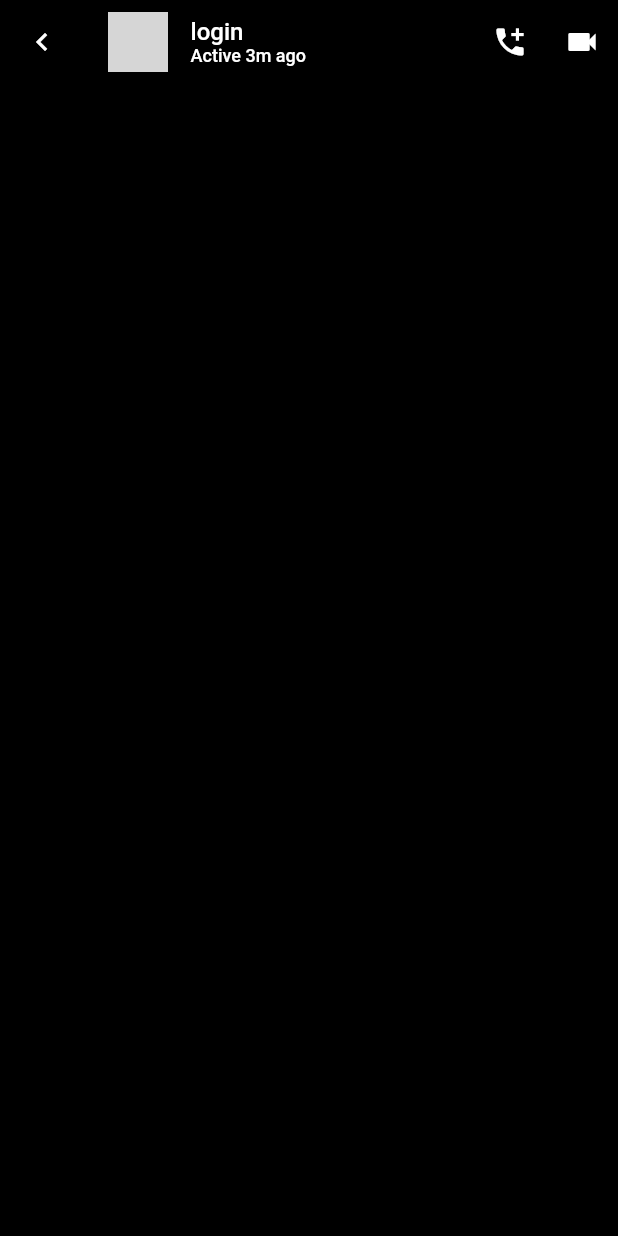
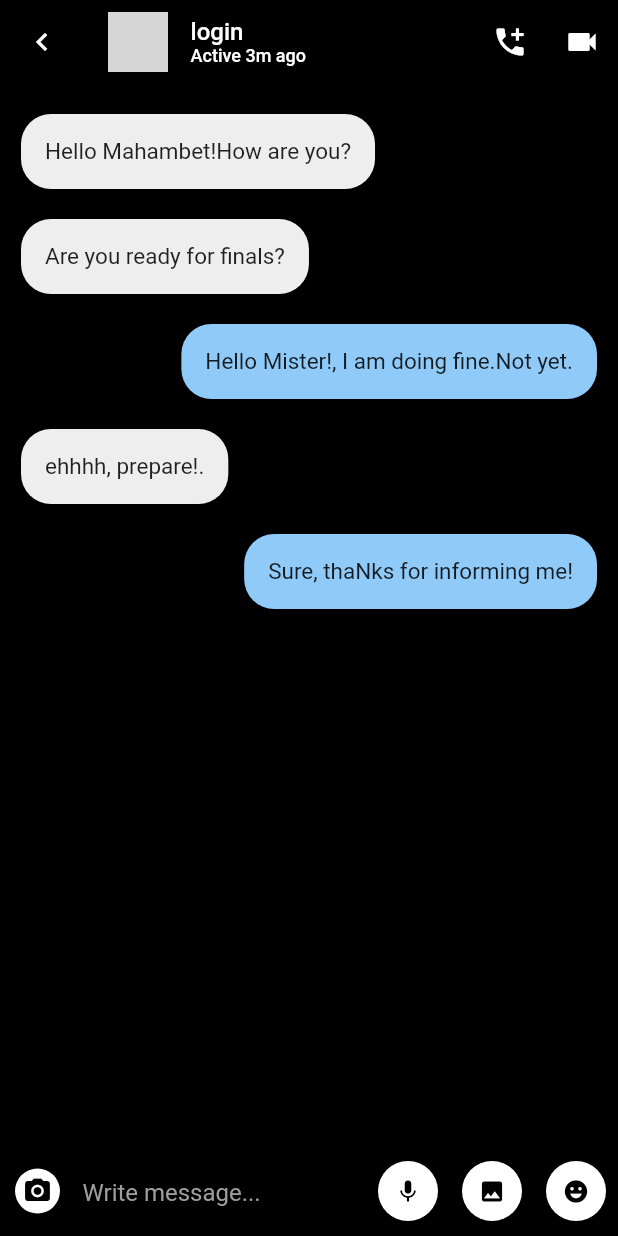
Before and after one commit to sdu-mp-21/InstaProject, a Flutter app: the DialogScreen screen opened directly, on a phone screen of 412 x 824 dp. Run offline on Flutter 3.47's test engine with Material 2 defaults, Android fonts, the light colour scheme and no system bars; our stand-ins replace flutter_spinkit, fluttertoast, image_picker, page_transition, shared_preferences; missing offline and left inert: image_picker_for_web, shared_preferences_web; accounts and stored records are empty; network calls fail; grey boxes are pictures that could not be loaded.

Commit message:
ui for chatting page

```diff
--- a/client/lib/screens/feed/components/dialog.dart
+++ b/client/lib/screens/feed/components/dialog.dart
@@ -1,6 +1,7 @@
 import 'package:flutter/material.dart';
 import 'package:flutter/painting.dart';
 
+import 'dialogMessage.dart';
 class DialogScreen extends StatefulWidget {
   const DialogScreen({Key? key}) : super(key: key);
 
@@ -9,17 +10,29 @@ class DialogScreen extends StatefulWidget {
 }
 
 class _DialogState extends State<DialogScreen> {
+  List<DialogMessage> messages = [
+    DialogMessage(messageContent: "Hello Mahambet!How are you?", messageType: "receiver"),
+    DialogMessage(messageContent: "Are you ready for finals?", messageType: "receiver"),
+    DialogMessage(messageContent: "Hello Mister!, I am doing fine.Not yet.", messageType: "sender"),
+    DialogMessage(messageContent: "ehhhh, prepare!.", messageType: "receiver"),
+    DialogMessage(messageContent: "Sure, thaNks for informing me!", messageType: "sender"),
+  ];
   @override
   Widget build(BuildContext context) {
     return Scaffold(
       appBar: AppBar(
-        leading: IconButton(icon: Icon(Icons.chevron_left), onPressed: () { Navigator.pop(context); },),
+        leading: IconButton(
+          icon: Icon(Icons.chevron_left),
+          onPressed: () {
+            Navigator.pop(context);
+          },
+        ),
         backgroundColor: Colors.black,
         title: Row(
           children: [
             CircleAvatar(
               backgroundImage:
-              AssetImage("lib/screens/feed/components/Tokaev.jpg"),
+                  NetworkImage("https://phototass2.cdnvideo.ru/width/1020_b9261fa1/tass/m2/uploads/i/20190612/5069160.png"),
             ),
             SizedBox(
               width: 15.0,
@@ -55,8 +68,108 @@ class _DialogState extends State<DialogScreen> {
             ),
           ),
         ],
+      ),
+      body: Stack(
+        children: <Widget>[
+          ListView.builder(
+            itemCount: messages.length,
+            shrinkWrap: true,
+            padding: EdgeInsets.only(top: 10,bottom: 10),
+            physics: NeverScrollableScrollPhysics(),
+            itemBuilder: (context, index){
+              return Container(
+                padding: EdgeInsets.only(left: 14,right: 14,top: 10,bottom: 10),
+                child: Align(
+                  alignment: (messages[index].messageType == "receiver"?Alignment.topLeft:Alignment.topRight),
+                  child: Container(
+                    decoration: BoxDecoration(
+                      borderRadius: BorderRadius.circular(20),
+                      color: (messages[index].messageType  == "receiver"?Colors.grey.shade200:Colors.blue[200]),
+                    ),
+                    padding: EdgeInsets.all(16),
+                    child: Text(messages[index].messageContent, style: TextStyle(fontSize: 15),),
+                  ),
+                ),
+              );
+            },
+          ),
+          Align(
+            alignment: Alignment.bottomLeft,
+            child: Container(
+              padding: EdgeInsets.only(left: 10, bottom: 10, top: 10),
+              height: 60,
+              width: double.infinity,
+              color: Colors.black,
+              child: Row(
+                children: <Widget>[
+                  GestureDetector(
+                    onTap: () {},
+                    child: Container(
+                      height: 30,
+                      width: 30,
+                      decoration: BoxDecoration(
+                        color: Colors.white,
+                        borderRadius: BorderRadius.circular(30),
+                      ),
+                      child: Icon(
+                        Icons.camera_alt,
+                        color: Colors.black,
+                        size: 20,
+                      ),
+                    ),
+                  ),
+                  SizedBox(
+                    width: 15,
+                  ),
+                  const Expanded(
+                    child: TextField(
+                      style: TextStyle(color:Colors.white),
+                      decoration: InputDecoration(
+                          hintText: "Write message...",
+                          hintStyle: TextStyle(color: Colors.grey),
+                          border: InputBorder.none),
 
-    ),
+                    ),
+                  ),
+                  SizedBox(
+                    width: 15,
+                  ),
+                  FloatingActionButton(
+                    onPressed: () {},
+                    child: Icon(
+                      Icons.mic,
+                      color: Colors.black,
+                      size: 18,
+                    ),
+                    backgroundColor: Colors.white,
+                    elevation: 0,
+                  ),
+                  FloatingActionButton(
+                    onPressed: () {},
+                    child: Icon(
+                      Icons.photo,
+                      color: Colors.black,
+                      size: 18,
+                    ),
+                    backgroundColor: Colors.white,
+                    elevation: 0,
+                  ),
+                  FloatingActionButton(
+                    onPressed: () {},
+                    child: Icon(
+                      Icons.emoji_emotions,
+                      color: Colors.black,
+                      size: 18,
+                    ),
+                    backgroundColor: Colors.white,
+                    elevation: 0,
+                  ),
+                ],
+              ),
+            ),
+          ),
+        ],
+      ),
     );
   }
 }
--- /dev/null
+++ b/client/lib/screens/feed/components/dialogMessage.dart
@@ -0,0 +1,7 @@
+import 'package:flutter/cupertino.dart';
+
+class DialogMessage{
+  String messageContent;
+  String messageType;
+  DialogMessage({required this.messageContent, required this.messageType});
+}
--- a/client/lib/screens/feed/components/direct.dart
+++ b/client/lib/screens/feed/components/direct.dart
@@ -91,6 +91,7 @@ class _DirectState extends State<Direct> with TickerProviderStateMixin {
               Padding(
                 padding: EdgeInsets.only(top: 10.0, left: 10.0, right: 10.0),
                 child: TextField(
+                  style: TextStyle(color: Colors.white),
                   decoration: InputDecoration(
                       prefixIcon: Icon(Icons.search, color: Colors.white),
                       hintText: 'Поиск',
```
